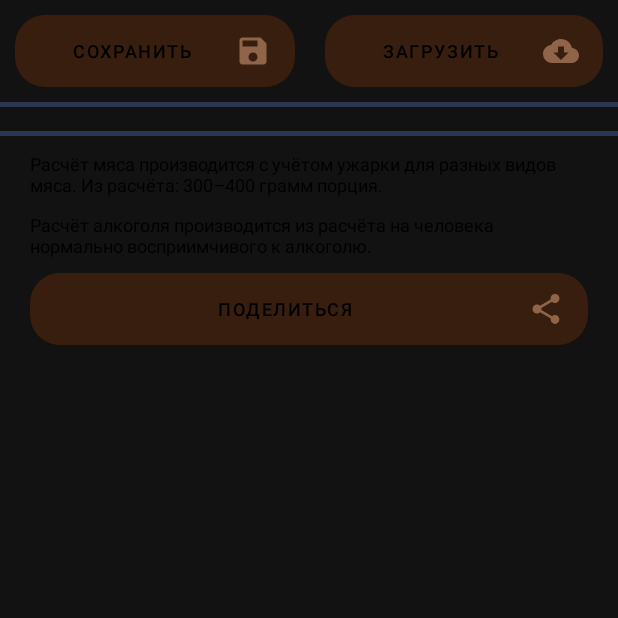
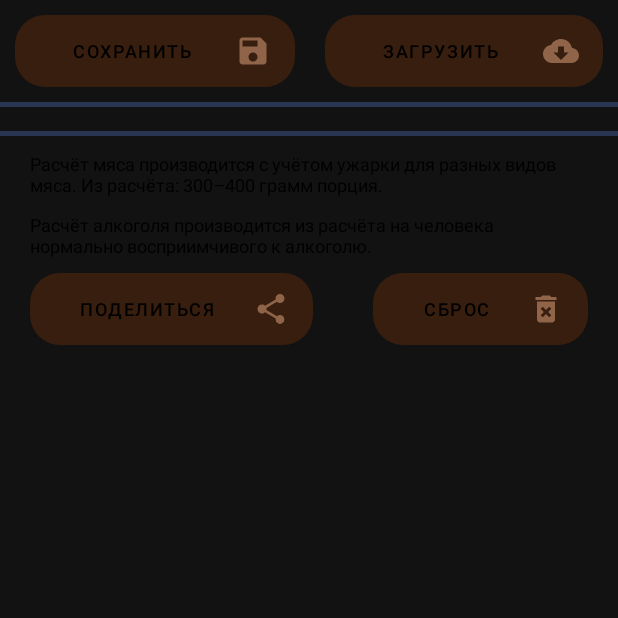
Before and after one commit to toffeantyri/MeatAlcoholCalculator, an Android app: the fragment BottomSheetFragment shown on its own in the app's theme, after a tap on "СОХРАНИТЬ", on a phone screen of 412 x 824 dp, the top half of it. Run offline under Robolectric (Android 15) with nearby library versions, the phone set to English and light mode, and no system bars.

Commit message:
0.57 Добавлена кнопка сброс - очистка значений в DataModel

```diff
--- a/app/src/main/java/ru/calcs/meatcalculator/adapters/AppPreference.kt
+++ b/app/src/main/java/ru/calcs/meatcalculator/adapters/AppPreference.kt
@@ -2,12 +2,15 @@ package ru.calcs.meatcalculator.adapters
 
 import android.content.Context
 import android.content.SharedPreferences
+import android.widget.Toast
+import ru.calcs.meatcalculator.R
 import ru.calcs.meatcalculator.viewmodel.DataModelView
 
 const val APP_PREFER = "APP_PREFERENCE"
 
 class AppPreference(context: Context) {
 
+    val context0 = context
 
     var data: SharedPreferences = context.getSharedPreferences(APP_PREFER, Context.MODE_PRIVATE)
 
@@ -22,7 +25,7 @@ class AppPreference(context: Context) {
         data.edit().putFloat("vegetable", veget).apply()
         data.edit().putFloat("people_count_meat", XPeopleMeat).apply()
         data.edit().putFloat("people_count_alco", XPeopleAlco).apply()
-
+        Toast.makeText(context0, R.string.res_saved, Toast.LENGTH_SHORT).show()
     }
 
     fun loadResult1(): Map<String, Float>{
@@ -37,6 +40,7 @@ class AppPreference(context: Context) {
         map.put("vegetable",data.getFloat("vegetable", 0f))
         map.put("people_count_meat",data.getFloat("people_count_meat", 0f))
         map.put("people_count_alco",data.getFloat("people_count_alco", 0f))
+        Toast.makeText(context0, R.string.res_loaded, Toast.LENGTH_LONG).show()
 
         return map
     }
--- /dev/null
+++ b/app/src/main/res/drawable/ic_delete_forever_black_24dp.xml
@@ -0,0 +1,5 @@
+<vector android:height="24dp" android:tint="#8F6449"
+    android:viewportHeight="24.0" android:viewportWidth="24.0"
+    android:width="24dp" xmlns:android="http://schemas.android.com/apk/res/android">
+    <path android:fillColor="#FF000000" android:pathData="M6,19c0,1.1 0.9,2 2,2h8c1.1,0 2,-0.9 2,-2L18,7L6,7v12zM8.46,11.88l1.41,-1.41L12,12.59l2.12,-2.12 1.41,1.41L13.41,14l2.12,2.12 -1.41,1.41L12,15.41l-2.12,2.12 -1.41,-1.41L10.59,14l-2.13,-2.12zM15.5,4l-1,-1h-5l-1,1L5,4v2h14L19,4z"/>
+</vector>
--- a/app/src/main/res/layout/fragment_bottom_sheet.xml
+++ b/app/src/main/res/layout/fragment_bottom_sheet.xml
@@ -314,19 +314,44 @@
             android:layout_gravity="center_horizontal"
             android:textSize="12sp"/>
 
+        <LinearLayout
+            android:layout_marginTop="10dp"
+            android:layout_width="match_parent"
+            android:layout_height="wrap_content"
+            android:orientation="horizontal">
+
             <com.google.android.material.button.MaterialButton
+                android:layout_weight="1"
                 android:id="@+id/btn_share_result"
                 android:layout_gravity="center_horizontal"
                 android:textSize="12sp"
                 android:textStyle="normal"
                 android:background="@drawable/button_bg"
-            android:layout_width="match_parent"
+                android:layout_width="wrap_content"
                 android:layout_height="wrap_content"
                 android:text="@string/btn_share"
                 android:layout_marginStart="20dp"
                 android:layout_marginEnd="20dp"
-            android:layout_marginTop="10dp"
                 android:drawableEnd="@drawable/ic_share_black_24dp"/>
+
+            <com.google.android.material.button.MaterialButton
+                android:layout_weight="1"
+                android:id="@+id/btn_clear_res"
+                android:layout_gravity="center_horizontal"
+                android:textSize="12sp"
+                android:textStyle="normal"
+                android:background="@drawable/button_bg"
+                android:layout_width="wrap_content"
+                android:layout_height="wrap_content"
+                android:text="@string/btn_clear_res"
+                android:layout_marginStart="20dp"
+                android:layout_marginEnd="20dp"
+                android:drawableEnd="@drawable/ic_delete_forever_black_24dp"/>
+
+
+
+        </LinearLayout>
+
 
 
 
--- a/app/src/main/res/values/strings.xml
+++ b/app/src/main/res/values/strings.xml
@@ -9,6 +9,8 @@
     <string name="main_title_text_choose">Листай-Выбирай:</string>
     <string name="measuring_btn">Рассчитать</string>
     <string name="no_result">Нечем поделиться...</string>
+    <string name="res_saved">Сохранено</string>
+    <string name="res_loaded">Загружено</string>
 
     <string name="title_item_rctop">Расчёт мяса</string>
     <string name="title_item_rctop_alco">Расчёт алкоголя</string>
@@ -76,6 +78,7 @@
     <string name="btn_save">Сохранить</string>
     <string name="btn_load">Загрузить</string>
     <string name="btn_share">Поделиться</string>
+    <string name="btn_clear_res">Сброс</string>
     <string name="link_on_app">\n http://googleplay.com</string>
 
 
```
Also changed, not shown: app/src/main/java/ru/calcs/meatcalculator/BottomSheetFragment.kt (+23 -0 lines). Lines whose indentation alone changed are shown as unchanged.
